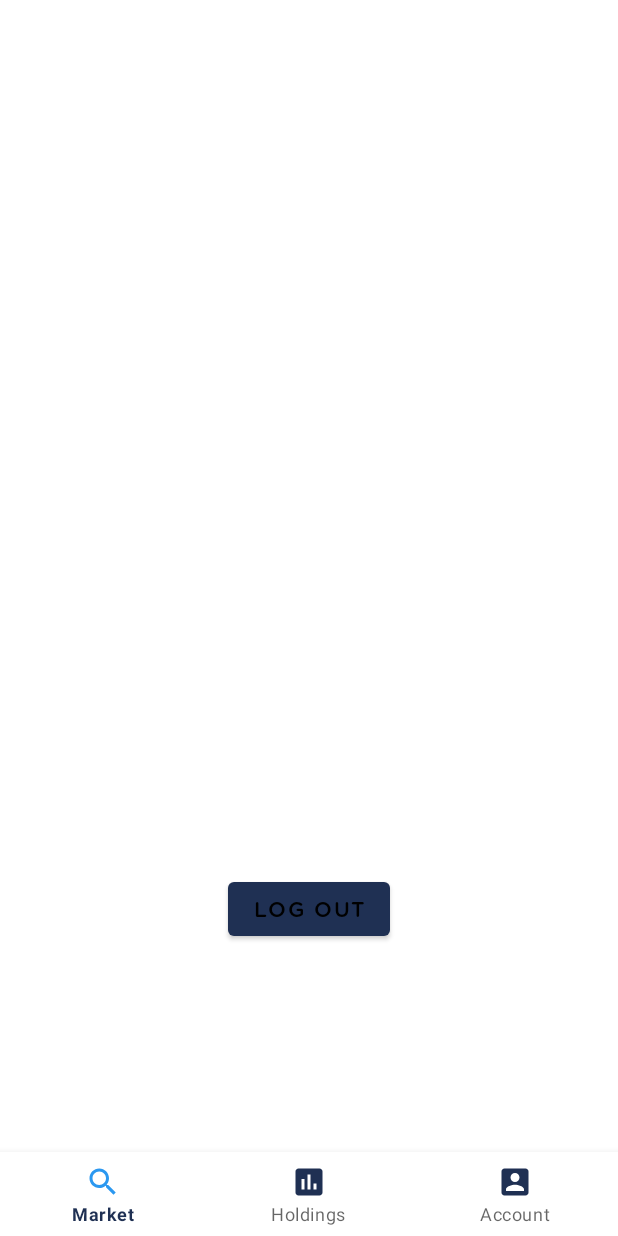
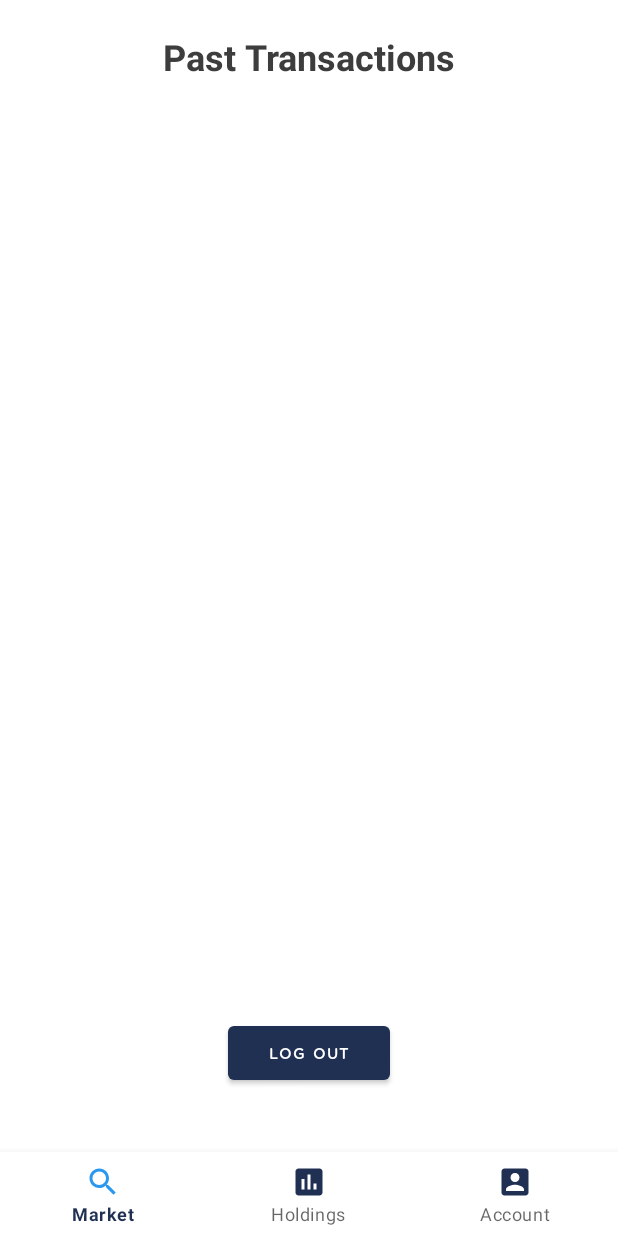
Before and after one commit to AndreiSec/PaperTrader, an Android app: the fragment AccountFragment placed in its activity, on a phone screen of 412 x 824 dp. Run offline under Robolectric (Android 15) with nearby library versions, the phone set to English and light mode, and no system bars; our stand-ins replace Firebase (no records; nobody signed in at launch, a user with empty details on screens opened directly).

Commit message:
Many Updates

```diff
--- a/app/src/main/java/com/example/papertrader/api/ApiConnection.java
+++ b/app/src/main/java/com/example/papertrader/api/ApiConnection.java
@@ -193,6 +193,52 @@ public class ApiConnection {
 
     }
 
+    public void get_past_transactions(ResponseCallBack responseCallBack, String authToken){
+        String url = BASE_API_ADDRESS + "/api/account/pasttransactions/" + authToken;
+        Request request = new Request.Builder()
+                .url(url)
+                .build();
+
+        client.newCall(request).enqueue(new Callback() {
+            @Override public void onFailure(Call call, IOException e) {
+                e.printStackTrace();
+            }
+
+            @Override public void onResponse(Call call, Response response) throws IOException {
+
+                try (ResponseBody responseBody = response.body()) {
+                    if (!response.isSuccessful()) throw new IOException("Unexpected code " + response);
+//                    System.out.println(responseBody);
+
+                    StringBuffer sb = new StringBuffer();
+                    int c;
+                    while ((c = responseBody.byteStream().read()) != -1) {
+                        sb.append((char) c);
+                    }
+                    String jsonString = sb.toString();
+
+                    JSONObject json = new JSONObject(jsonString);
+
+                    json.put("Success", "True");
+                    responseCallBack.getJsonResponse(json);
+//                    System.out.println(jsonString);
+//                    Headers responseHeaders = response.headers();
+
+//                    for (int i = 0, size = responseHeaders.size(); i < size; i++) {
+//                        System.out.println(responseHeaders.name(i) + ": " + responseHeaders.value(i));
+//                    }
+//                        JSONObject jsonObject = new JSONObject(responseBody.string());
+//                    System.out.println(responseBody.string());
+
+
+                } catch (JSONException e) {
+                    e.printStackTrace();
+                }
+            }
+        });
+
+    }
+
     public void get_stock_stats(ResponseCallBack responseCallBack, String authToken, String ticker){
         String url = BASE_API_ADDRESS + "/api/stocks/stock_info/" + ticker + "/" + authToken;
         Request request = new Request.Builder()
--- a/app/src/main/java/com/example/papertrader/data/SharedViewModel.java
+++ b/app/src/main/java/com/example/papertrader/data/SharedViewModel.java
@@ -1,12 +1,9 @@
 package com.example.papertrader.data;
-
-import android.view.View;
 
 import androidx.lifecycle.LiveData;
 import androidx.lifecycle.MutableLiveData;
 import androidx.lifecycle.ViewModel;
 
-import com.example.papertrader.R;
 import com.example.papertrader.api.ApiConnection;
 import com.example.papertrader.api.ResponseCallBack;
 
@@ -15,7 +12,6 @@ import org.json.JSONException;
 import org.json.JSONObject;
 
 import java.util.ArrayList;
-import java.util.Collection;
 import java.util.List;
 
 public class SharedViewModel extends ViewModel {
@@ -23,7 +19,54 @@ public class SharedViewModel extends ViewModel {
     private MutableLiveData<List<JSONObject>> market_stocks = null;
     private MutableLiveData<List<JSONObject>> holdings_stocks = null;
     private MutableLiveData<JSONObject> stock_info = null;
+    private MutableLiveData<List<JSONObject>> past_transactions = null;
     private final ApiConnection apiConnection = ApiConnection.getInstance();
+
+
+    public LiveData<List<JSONObject>> get_past_transactions(String authToken) {
+
+        if (past_transactions == null) {
+            past_transactions = new MutableLiveData<List<JSONObject>>();
+            loadPastTransactions(authToken);
+        }
+
+        return past_transactions;
+    }
+
+    private void loadPastTransactions(String authToken) {
+        // Get past transactions associated with the auth token
+        apiConnection.get_past_transactions(new ResponseCallBack() {
+
+            @Override
+            public void getJsonResponse(JSONObject json) {
+                String jsonString = json.toString();
+                System.out.println("RESPONSE:");
+                System.out.println(jsonString);
+
+                List<JSONObject> temp_transactions_list = new ArrayList<JSONObject>();
+
+                JSONArray jArray = null;
+                try {
+                    jArray = (JSONArray)json.get("past_transactions");
+
+                    if (jArray != null) {
+                        for (int i=0;i<jArray.length();i++){
+                            temp_transactions_list.add((JSONObject) jArray.get(i));
+                        }
+                    }
+
+                } catch (JSONException e) {
+                    e.printStackTrace();
+                }
+
+
+
+                past_transactions.postValue(temp_transactions_list);
+
+
+            }
+        }, authToken);
+    }
 
     public MutableLiveData<JSONObject> getStockInfo(String authToken, String ticker) {
 
--- a/app/src/main/java/com/example/papertrader/ui/fragments/AccountFragment.java
+++ b/app/src/main/java/com/example/papertrader/ui/fragments/AccountFragment.java
@@ -10,12 +10,25 @@ import android.widget.ListView;
 
 import androidx.annotation.Nullable;
 import androidx.fragment.app.Fragment;
+import androidx.lifecycle.ViewModelProvider;
 
 import com.example.papertrader.R;
-import com.example.papertrader.ui.adapters.MarketStockListAdapter;
+import com.example.papertrader.data.SharedViewModel;
+import com.example.papertrader.ui.adapters.HoldingsStockListAdapter;
+import com.example.papertrader.ui.adapters.PastTransactionsListAdapter;
 import com.example.papertrader.ui.login.AuthHandler;
 
+import org.json.JSONObject;
+
+import java.util.ArrayList;
+
+import objects.PastTransactionObject;
+
 public class AccountFragment extends Fragment {
+
+
+    private ArrayList<PastTransactionObject> pastTransactionObjects;
+    public ListView pastTransactionsListView;
 
     private Button logout_button;
     private AuthHandler authHandler;
@@ -38,8 +51,27 @@ public class AccountFragment extends Fragment {
 
     @Override
     public void onViewCreated(View view, @Nullable Bundle savedInstanceState) {
+        authHandler = new AuthHandler(this.getContext(), this.getActivity());
 
-        authHandler = new AuthHandler(this.getContext(), this.getActivity());
+        pastTransactionsListView = view.findViewById(R.id.pastTransactionsListView);
+
+        SharedViewModel model = new ViewModelProvider(this).get(SharedViewModel.class);
+        model.get_past_transactions(authHandler.getAuthToken()).observe(getViewLifecycleOwner(), transactionStocks -> {
+            String jsonString = transactionStocks.toString();
+            System.out.println("TRANSACTIONS: " + jsonString);
+
+
+            pastTransactionObjects = new ArrayList<PastTransactionObject>();
+
+            for(JSONObject transactionJSON: transactionStocks)
+                pastTransactionObjects.add(new PastTransactionObject(transactionJSON));
+
+            PastTransactionsListAdapter adapter = new PastTransactionsListAdapter(this.getContext(), R.layout.past_transactions_list_item, pastTransactionObjects);
+            pastTransactionsListView.setAdapter(adapter);
+        });
+
+
+
 
         logout_button = view.findViewById(R.id.button_main_logout);
         logout_button.setOnClickListener(new View.OnClickListener(){
--- a/app/src/main/res/layout/fragment_account.xml
+++ b/app/src/main/res/layout/fragment_account.xml
@@ -6,7 +6,33 @@
     xmlns:tools="http://schemas.android.com/tools"
     android:background="@color/white"
     tools:context=".ui.main.MainActivity">
-    >
+
+    <TextView
+        android:id="@+id/accountTextPastTransactions"
+        android:layout_width="wrap_content"
+        android:layout_height="wrap_content"
+        android:layout_alignParentStart="true"
+        android:layout_alignParentTop="true"
+        android:layout_alignParentEnd="true"
+        android:layout_marginStart="83dp"
+        android:layout_marginTop="21dp"
+        android:layout_marginEnd="83dp"
+        android:gravity="center"
+        android:text="@string/past_transactions"
+        android:textColor="@color/lightGrey"
+        android:textSize="24dp"
+        android:textStyle="bold" />
+
+    <ListView
+        android:id="@+id/pastTransactionsListView"
+        android:layout_width="match_parent"
+        android:layout_height="509dp"
+        android:layout_below="@+id/accountTextPastTransactions"
+        android:layout_alignParentStart="true"
+        android:layout_marginStart="3dp"
+        android:layout_marginTop="20dp">
+
+    </ListView>
 
     <Button
         android:id="@+id/button_main_logout"
@@ -17,9 +43,10 @@
         android:layout_alignParentBottom="true"
         android:layout_marginStart="152dp"
         android:layout_marginEnd="152dp"
-        android:layout_marginBottom="138dp"
+        android:layout_marginBottom="42dp"
         android:fontFamily="@font/gotham_rounded"
         android:text="@string/text_logout"
-        android:textColor="#000000" />
+        android:textSize="10dp"
+        android:textColor="@color/white" />
 
 </RelativeLayout>
--- a/app/src/main/res/layout/stats_grid_item.xml
+++ b/app/src/main/res/layout/stats_grid_item.xml
@@ -14,9 +14,9 @@
         android:layout_height="wrap_content"
         android:text="ASK:"
         android:textColor="@color/lightGrey"
-        android:textSize="14sp"
+        android:textSize="16sp"
         android:textStyle="bold"
-
+        android:gravity="center"
         />
 
     <TextView
@@ -27,6 +27,7 @@
         android:textColor="@color/lightBlue"
         android:textSize="12sp"
         android:textStyle="bold"
+        android:gravity="center"
         />
 
 
--- a/app/src/main/res/values/styles.xml
+++ b/app/src/main/res/values/styles.xml
@@ -7,6 +7,7 @@
         <item name="android:colorPrimaryDark">@color/darkBlue</item>
         <item name="android:statusBarColor">@color/darkBlue</item>
         <item name="android:colorAccent">@color/lightGrey</item>
+        <item name="android:fontFamily">@font/gotham_rounded_book_italic</item>
     </style>
     <style name="AppTheme.NoActionBar">
         <item name="windowActionBar">false</item>
```
Also changed, not shown: app/src/main/java/com/example/papertrader/ui/adapters/PastTransactionsListAdapter.java (added, +65 -0 lines), app/src/main/java/com/example/papertrader/ui/adapters/StockGridAdapter.java (+9 -4 lines), app/src/main/java/objects/PastTransactionObject.java (added, +94 -0 lines), app/src/main/res/layout/activity_stock.xml (+8 -3 lines), app/src/main/res/layout/past_transactions_list_item.xml (added, +71 -0 lines), app/src/main/res/values/strings.xml (+23 -0 lines), 4 other files.
